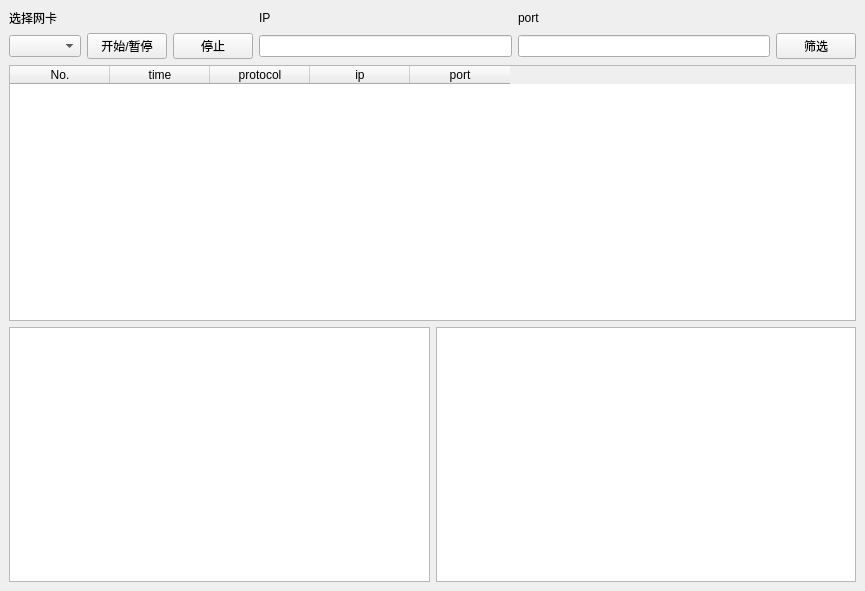
Old version of the form sniff_ui.ui in the repository liqingying/work1.
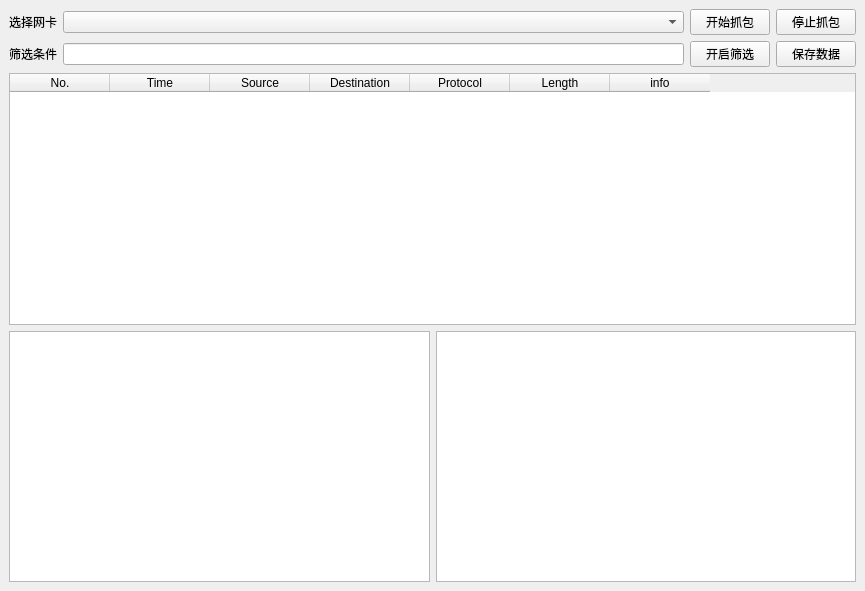
New version of the form.

Commit message: ui界面布局以及信号与槽大部分完成，抓包功能和停止抓包功能完成，保存抓到的包为本地的pcap功能完成，后续还有对包的处理分析和筛选功能等需要完善。

Diff of the .ui file:
```diff
--- a/sniff_ui.ui
+++ b/sniff_ui.ui
@@ -19,54 +19,57 @@
      <layout class="QVBoxLayout" name="verticalLayout">
       <item>
        <layout class="QGridLayout" name="gridLayout_2">
-        <item row="0" column="0" colspan="3">
+        <item row="0" column="3">
          <widget class="QLabel" name="label">
           <property name="text">
            <string>选择网卡</string>
           </property>
          </widget>
         </item>
-        <item row="1" column="0">
+        <item row="0" column="4">
          <widget class="QComboBox" name="comboBox"/>
         </item>
-        <item row="1" column="1">
+        <item row="2" column="4">
+         <widget class="QLineEdit" name="lineEdit_2"/>
+        </item>
+        <item row="2" column="3">
+         <widget class="QLabel" name="label_2">
+          <property name="layoutDirection">
+           <enum>Qt::LeftToRight</enum>
+          </property>
+          <property name="text">
+           <string>筛选条件</string>
+          </property>
+          <property name="alignment">
+           <set>Qt::AlignCenter</set>
+          </property>
+         </widget>
+        </item>
+        <item row="0" column="6">
          <widget class="QPushButton" name="pushButton">
           <property name="text">
-           <string>开始/暂停</string>
+           <string>开始抓包</string>
           </property>
          </widget>
         </item>
-        <item row="1" column="2">
+        <item row="0" column="7">
          <widget class="QPushButton" name="pushButton_2">
           <property name="text">
-           <string>停止</string>
+           <string>停止抓包</string>
           </property>
          </widget>
         </item>
-        <item row="1" column="3">
-         <widget class="QLineEdit" name="lineEdit"/>
-        </item>
-        <item row="1" column="5">
-         <widget class="QLineEdit" name="lineEdit_2"/>
-        </item>
-        <item row="1" column="6">
+        <item row="2" column="6">
          <widget class="QPushButton" name="pushButton_3">
           <property name="text">
-           <string>筛选</string>
+           <string>开启筛选</string>
           </property>
          </widget>
         </item>
-        <item row="0" column="3">
-         <widget class="QLabel" name="label_2">
+        <item row="2" column="7">
+         <widget class="QPushButton" name="pushButton_4">
           <property name="text">
-           <string>IP</string>
-          </property>
-         </widget>
-        </item>
-        <item row="0" column="5">
-         <widget class="QLabel" name="label_3">
-          <property name="text">
-           <string>port</string>
+           <string>保存数据</string>
           </property>
          </widget>
         </item>
@@ -81,22 +84,32 @@
         </column>
         <column>
          <property name="text">
-          <string>time</string>
+          <string>Time</string>
          </property>
         </column>
         <column>
          <property name="text">
-          <string>protocol</string>
+          <string>Source</string>
          </property>
         </column>
         <column>
          <property name="text">
-          <string>ip</string>
+          <string>Destination</string>
          </property>
         </column>
         <column>
          <property name="text">
-          <string>port</string>
+          <string>Protocol</string>
+         </property>
+        </column>
+        <column>
+         <property name="text">
+          <string>Length</string>
+         </property>
+        </column>
+        <column>
+         <property name="text">
+          <string>info</string>
          </property>
         </column>
        </widget>
```
The commit also changes 2 other files.
